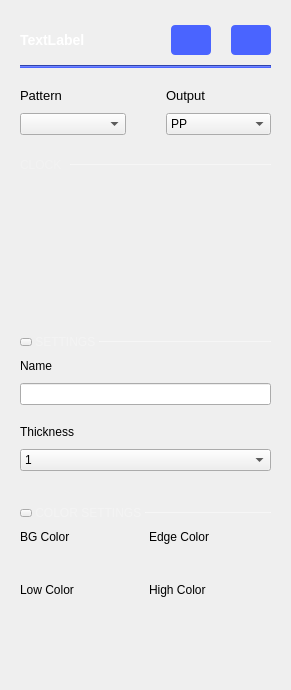
Before: the Qt Designer form ui/pg_cg_settings.ui in analogdevicesinc/scopy, drawn with Qt 5.
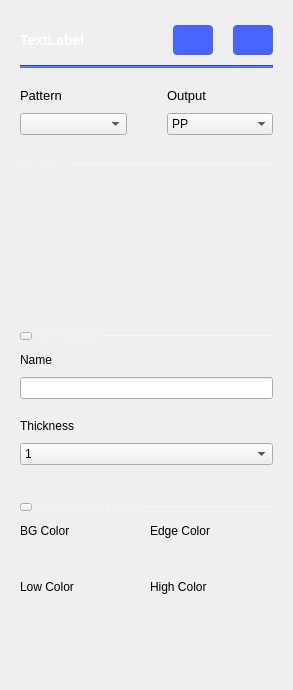
After: the same form once the commit is applied. Icons and pictures are not drawn.

Commit message: Pattern Generator: Fix color button size when in minimum window size.

Patch:
```diff
--- a/ui/pg_cg_settings.ui
+++ b/ui/pg_cg_settings.ui
@@ -6,7 +6,7 @@
    <rect>
     <x>0</x>
     <y>0</y>
-    <width>291</width>
+    <width>293</width>
     <height>690</height>
    </rect>
   </property>
@@ -213,7 +213,7 @@
              <rect>
               <x>0</x>
               <y>0</y>
-              <width>247</width>
+              <width>249</width>
               <height>616</height>
              </rect>
             </property>
@@ -919,17 +919,29 @@
                        <item>
                         <widget class="QWidget" name="colorBG" native="true">
                          <property name="sizePolicy">
-                          <sizepolicy hsizetype="Minimum" vsizetype="MinimumExpanding">
+                          <sizepolicy hsizetype="Minimum" vsizetype="Fixed">
                            <horstretch>0</horstretch>
                            <verstretch>0</verstretch>
                           </sizepolicy>
                          </property>
+                         <property name="minimumSize">
+                          <size>
+                           <width>0</width>
+                           <height>30</height>
+                          </size>
+                         </property>
+                         <property name="maximumSize">
+                          <size>
+                           <width>16777215</width>
+                           <height>30</height>
+                          </size>
+                         </property>
                         </widget>
                        </item>
                        <item>
                         <widget class="QWidget" name="colorEdge" native="true">
                          <property name="sizePolicy">
-                          <sizepolicy hsizetype="Minimum" vsizetype="MinimumExpanding">
+                          <sizepolicy hsizetype="Minimum" vsizetype="Fixed">
                            <horstretch>0</horstretch>
                            <verstretch>0</verstretch>
                           </sizepolicy>
@@ -937,7 +949,13 @@
                          <property name="minimumSize">
                           <size>
                            <width>0</width>
-                           <height>0</height>
+                           <height>30</height>
+                          </size>
+                         </property>
+                         <property name="maximumSize">
+                          <size>
+                           <width>16777215</width>
+                           <height>30</height>
                           </size>
                          </property>
                         </widget>
@@ -979,17 +997,29 @@
                        <item>
                         <widget class="QWidget" name="colorLow" native="true">
                          <property name="sizePolicy">
-                          <sizepolicy hsizetype="Minimum" vsizetype="MinimumExpanding">
+                          <sizepolicy hsizetype="Minimum" vsizetype="Fixed">
                            <horstretch>0</horstretch>
                            <verstretch>0</verstretch>
                           </sizepolicy>
                          </property>
+                         <property name="minimumSize">
+                          <size>
+                           <width>0</width>
+                           <height>30</height>
+                          </size>
+                         </property>
+                         <property name="maximumSize">
+                          <size>
+                           <width>16777215</width>
+                           <height>30</height>
+                          </size>
+                         </property>
                         </widget>
                        </item>
                        <item>
                         <widget class="QWidget" name="colorHigh" native="true">
                          <property name="sizePolicy">
-                          <sizepolicy hsizetype="Minimum" vsizetype="MinimumExpanding">
+                          <sizepolicy hsizetype="Minimum" vsizetype="Fixed">
                            <horstretch>0</horstretch>
                            <verstretch>0</verstretch>
                           </sizepolicy>
@@ -997,7 +1027,13 @@
                          <property name="minimumSize">
                           <size>
                            <width>0</width>
-                           <height>0</height>
+                           <height>30</height>
+                          </size>
+                         </property>
+                         <property name="maximumSize">
+                          <size>
+                           <width>16777215</width>
+                           <height>30</height>
                           </size>
                          </property>
                         </widget>
```
